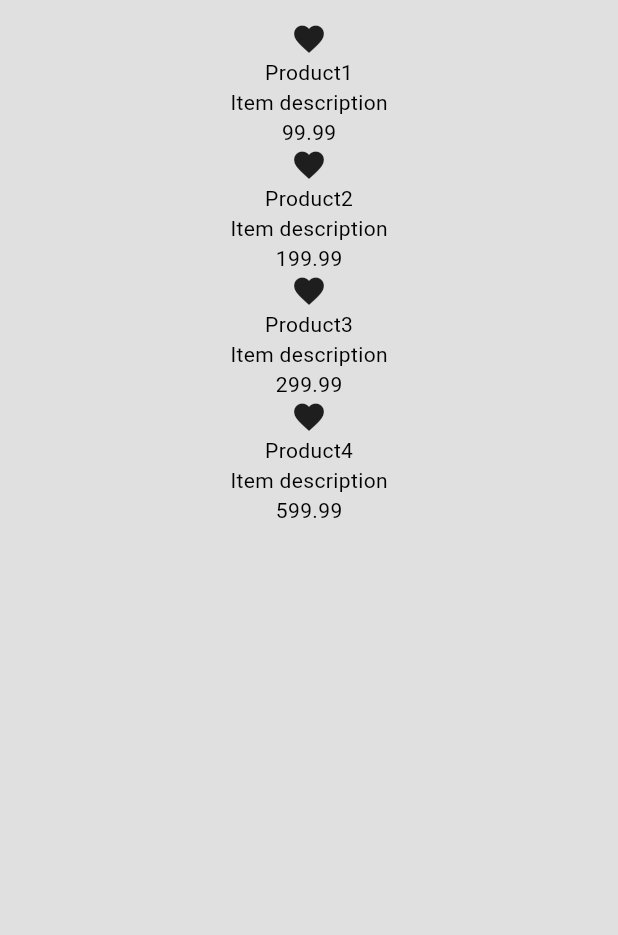
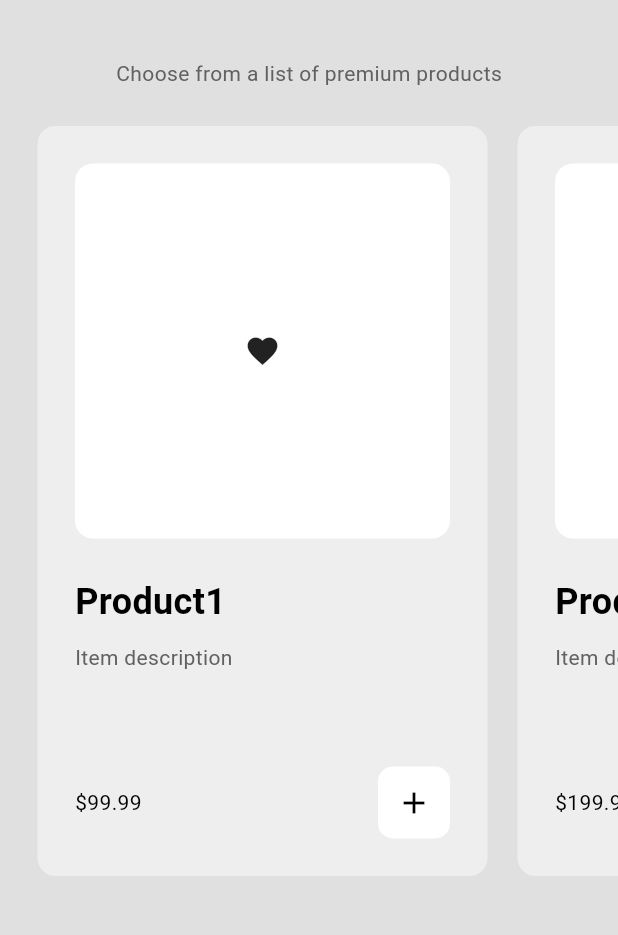
Before and after one commit to dixonaws/minimal_ecommerce, a Flutter app: the ShopPage screen opened by its route, on a phone screen of 412 x 824 dp, the part 63-998 px from its top. Run offline on Flutter 3.47's test engine with Material 3 defaults, Android fonts, the phone set to English and light mode, and no system bars.

Commit message:
add to cart button

```diff
--- a/lib/components/my_product_tile.dart
+++ b/lib/components/my_product_tile.dart
@@ -1,28 +1,115 @@
 import 'package:flutter/material.dart';
+import 'package:provider/provider.dart';
 import '../models/product.dart';
+import '../models/shop.dart';
 
 class MyProductTile extends StatelessWidget {
   final Product product;
+
+  void addToCart(BuildContext context) {
+    showDialog(
+      context: context,
+      builder: (context) => AlertDialog(
+        content: Text("Are you sure you want to add this item to the cart?"),
+        actions: [
+          // cancel button
+          MaterialButton(
+            onPressed: () => Navigator.pop(context),
+            child: Text("Cancel"),
+          ),
+
+          // confirm button
+          MaterialButton(
+            onPressed: () {
+              Navigator.pop(context);
+              context.read<Shop>().addItemToCart(product);
+            },
+            child: Text("Confirm"),
+          ),
+
+        ],
+      ),
+    );
+  }
 
   const MyProductTile({super.key, required this.product});
 
   @override
   Widget build(BuildContext context) {
     return Container(
+      decoration: BoxDecoration(
+        color: Theme.of(context).colorScheme.primary,
+        borderRadius: BorderRadius.circular(12),
+      ),
+      margin: EdgeInsets.all(10),
+      padding: EdgeInsets.all(25),
+      width: 300,
       child: Column(
+        mainAxisAlignment: MainAxisAlignment.spaceBetween,
+        crossAxisAlignment: CrossAxisAlignment.start,
         children: [
-          // image
-          Icon(Icons.favorite),
+          Column(
+            crossAxisAlignment: CrossAxisAlignment.start,
+            children: [
+              // image
+              AspectRatio(
+                aspectRatio: 1,
+                child: Container(
+                  decoration: BoxDecoration(
+                    color: Theme.of(context).colorScheme.secondary,
+                    borderRadius: BorderRadius.circular(12),
+                  ),
+                  padding: EdgeInsets.all(25),
+                  width: double.infinity,
+                  child: Icon(Icons.favorite),
+                ),
+              ),
 
-          // name
-          Text(product.name),
+              SizedBox(
+                height: 25,
+              ),
 
-          // desc
-          Text(product.description),
+              // name
+              Text(
+                product.name,
+                style: TextStyle(
+                  fontWeight: FontWeight.bold,
+                  fontSize: 24,
+                ),
+              ),
 
+              SizedBox(
+                height: 10,
+              ),
+
+              // desc
+              Text(
+                product.description,
+                style: TextStyle(
+                  color: Theme.of(context).colorScheme.inversePrimary,
+                ),
+              ),
+
+              SizedBox(
+                height: 25,
+              ),
+            ],
+          ),
           // price + add to cart button
-          Text(
-            product.price.toStringAsFixed(2),
+          Row(
+            mainAxisAlignment: MainAxisAlignment.spaceBetween,
+            children: [
+              Text('\$' + product.price.toStringAsFixed(2)),
+
+              // button
+              Container(
+                  decoration: BoxDecoration(
+                      color: Theme.of(context).colorScheme.secondary,
+                      borderRadius: BorderRadius.circular(10)),
+                  child: IconButton(
+                      onPressed: () => addToCart(context),
+                      icon: Icon(Icons.add)))
+            ],
           ),
         ],
       ),
--- a/lib/pages/shop_page.dart
+++ b/lib/pages/shop_page.dart
@@ -21,8 +21,21 @@ class ShopPage extends StatelessWidget {
         ),
         drawer: MyDrawer(),
         backgroundColor: Theme.of(context).colorScheme.background,
-      body: ListView.builder(
+        body: ListView(
+          children: [
+            SizedBox(height: 25),
+            Center(
+                child: Text(
+              "Choose from a list of premium products",
+              style: TextStyle(
+                  color: Theme.of(context).colorScheme.inversePrimary),
+            )),
+            SizedBox(
+              height: 550,
+              child: ListView.builder(
+                padding: EdgeInsets.all(15),
                 itemCount: products.length,
+                scrollDirection: Axis.horizontal,
                 itemBuilder: (context, index) {
                   // get each individual item from the shop
                   final product = products[index];
@@ -31,6 +44,8 @@ class ShopPage extends StatelessWidget {
                   return (MyProductTile(product: product));
                 },
               ),
-    );
+            ),
+          ],
+        ));
   }
 }
```
Lines whose indentation alone changed are shown as unchanged.
